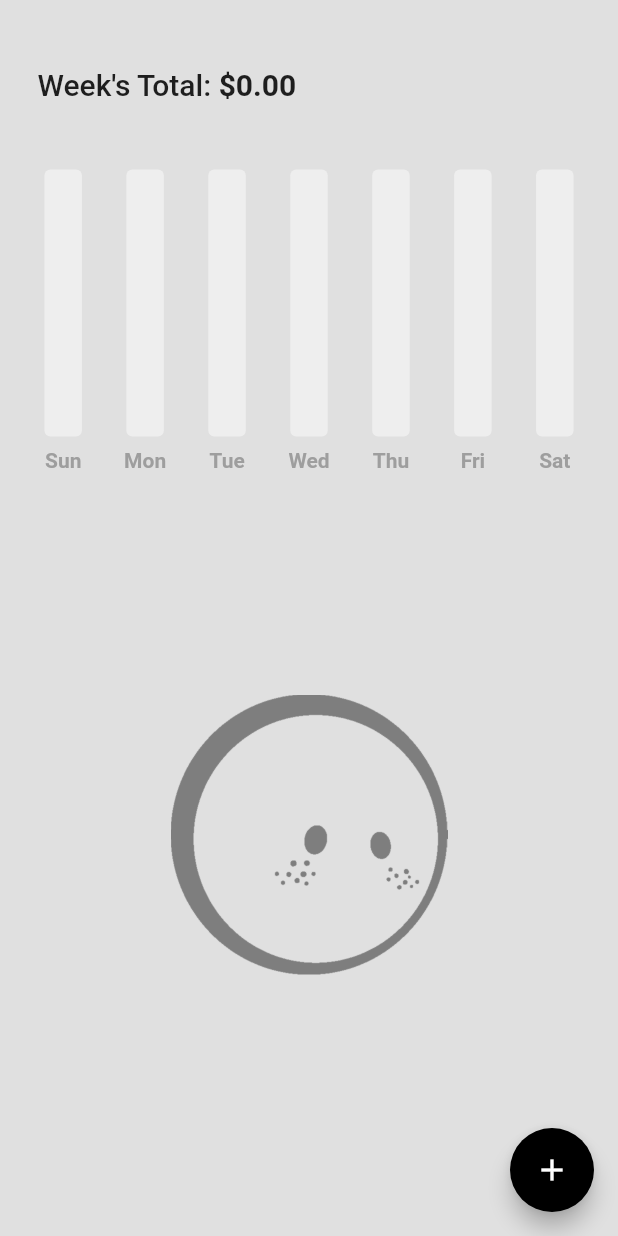
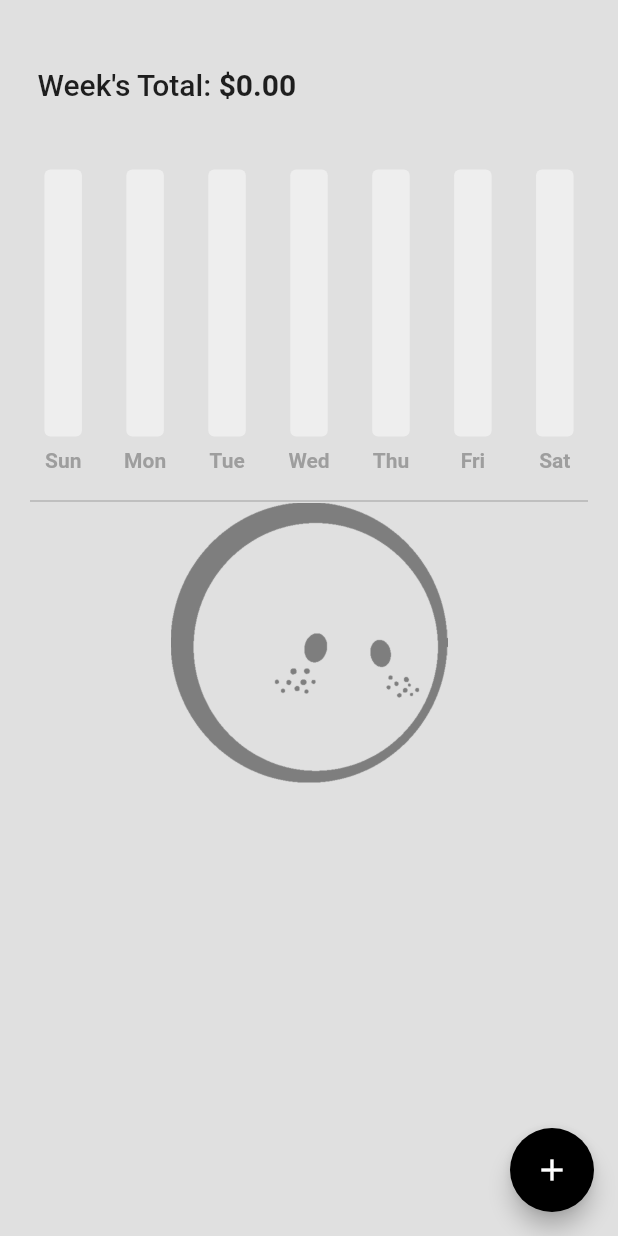
Before and after one commit to tinshade/expsene_tracker, a Flutter app: the screen it shows after launch, on a phone screen of 412 x 824 dp. Run offline on Flutter 3.47's test engine with Material 2 defaults, Android fonts, the phone set to English and light mode, and no system bars; drawn by our look-alikes of fl_chart; our stand-ins replace flutter_slidable, hive_flutter; accounts and stored records are empty.

Commit message:
UI Improvements for home screen

```diff
--- a/lib/components/expense_summary.dart
+++ b/lib/components/expense_summary.dart
@@ -94,7 +94,8 @@ class ExpenseSummary extends StatelessWidget {
                         TextStyle(fontWeight: FontWeight.w500, fontSize: 20)),
                 Text(
                     "\$${calculateWeekTotal(value, sunday, monday, tuesday, wednesday, thursday, friday, saturday).toStringAsFixed(2)}",
-                    style: TextStyle(fontWeight: FontWeight.bold, fontSize: 20))
+                    style: const TextStyle(
+                        fontWeight: FontWeight.bold, fontSize: 20))
               ],
             ),
           ),
--- a/lib/components/expense_tile.dart
+++ b/lib/components/expense_tile.dart
@@ -31,7 +31,7 @@ class ExpenseTile extends StatelessWidget {
       child: ListTile(
         title: Text(
           name,
-          style: TextStyle(fontSize: 25.0, fontWeight: FontWeight.bold),
+          style: const TextStyle(fontSize: 25.0, fontWeight: FontWeight.bold),
         ),
         subtitle: Text(date),
         trailing: Text(amount),
--- a/lib/models/expense_data.dart
+++ b/lib/models/expense_data.dart
@@ -41,7 +41,6 @@ class ExpenseData extends ChangeNotifier {
     db.saveData(overallExpenseList);
   }
 
-  //TODO Finish this feature.
   //update expense
   void updateExpense(ExpenseItem existingExpense) {
     debugPrint("WIP");
--- a/lib/pages/home_page.dart
+++ b/lib/pages/home_page.dart
@@ -100,55 +100,41 @@ class _HomePageState extends State<HomePage> {
               backgroundColor: Colors.black,
               child: const Icon(Icons.add),
             ),
-            body: ListView(
+            body: Column(
               children: [
                 //Weekly Expenditure Graph
                 Padding(
-                  padding: const EdgeInsets.only(bottom: 150.0),
+                  padding: const EdgeInsets.only(bottom: 10.0),
                   child: ExpenseSummary(startOfWeek: value.startOfWeekDate()),
                 ),
-                listOfExpenses(value, deleteExpense)
-                // Align(
-                //   alignment: Alignment.center,
-                //   child: Image.asset(
-                //     'assets/images/nothing.png',
-                //     scale: 3,
-                //   ),
-                // ),
-                // Align(
-                //   alignment: Alignment.center,
-                //   child: Padding(
-                //     padding: const EdgeInsets.all(8.0),
-                //     child: Text(
-                //       "Nothing to see here yet!",
-                //       style: TextStyle(
-                //           color: Colors.black54,
-                //           fontSize: 25,
-                //           fontWeight: FontWeight.w300),
-                //     ),
-                //   ),
-                // ),
-
-                // //List of expenses
-                // ListView.builder(
-                //     shrinkWrap: true,
-                //     physics: const NeverScrollableScrollPhysics(),
-                //     itemCount: value.getExpenseList().length,
-                //     itemBuilder: (context, index) => ExpenseTile(
-                //           name: value.getExpenseList()[index].item,
-                //           date: dateDisplayFormat(
-                //               value.getExpenseList()[index].date),
-                //           amount: '\$${value.getExpenseList()[index].amount}',
-                //           deleteTapped: ((p0) =>
-                //               deleteExpense(value.getExpenseList()[index])),
-                //         ))
+                const Padding(
+                  padding: EdgeInsets.only(top: 10.0),
+                  child: Divider(
+                    height: 2.0,
+                    color: Colors.grey,
+                    indent: 20,
+                    endIndent: 20,
+                  ),
+                ),
+                Expanded(
+                  child: ListView(
+                    shrinkWrap: true,
+                    children: [
+                      listOfExpenses(value, deleteExpense),
+                    ],
+                  ),
+                ),
+                const Padding(
+                  padding: EdgeInsets.only(bottom: 55),
+                  child: Text(''),
+                ),
               ],
             ))));
   }
 }
 
 Widget listOfExpenses(ExpenseData value, Function deleteExpense) {
-  if (value.getExpenseList().length > 0) {
+  if (value.getExpenseList().isNotEmpty) {
     return ListView.builder(
         shrinkWrap: true,
         physics: const NeverScrollableScrollPhysics(),
@@ -170,10 +156,10 @@ Widget listOfExpenses(ExpenseData value, Function deleteExpense) {
             scale: 3,
           ),
         ),
-        Align(
+        const Align(
           alignment: Alignment.center,
           child: Padding(
-            padding: const EdgeInsets.all(8.0),
+            padding: EdgeInsets.all(8.0),
             child: Text(
               "",
               style: TextStyle(
```
